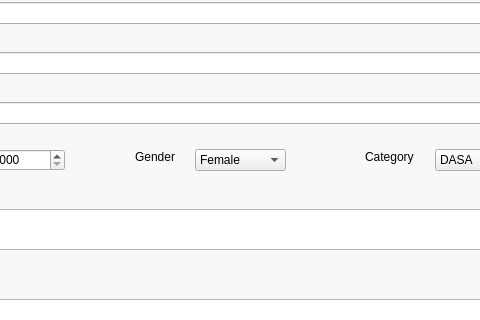
Before: the Qt Designer form frontend/ui/placement_cell_student.ui in raghuvanshraj/Placement-Cell-Management-System, drawn with Qt 5; both pictures show x 349 to 829 and y 200 to 520 of the 992 by 748 pixel window.
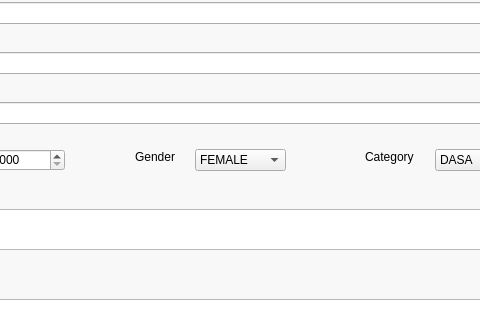
After: the same form once the commit is applied. The open tabs and pages were chosen to show the change. Icons and pictures are not drawn.

Diff of the .ui file:
```diff
--- a/frontend/ui/placement_cell_student.ui
+++ b/frontend/ui/placement_cell_student.ui
@@ -405,7 +405,7 @@
          </property>
          <item>
           <property name="text">
-           <string>Female</string>
+           <string>FEMALE</string>
           </property>
          </item>
          <item>
```
Left out of the diff: 6 changed lines with no effect on the pictures.
